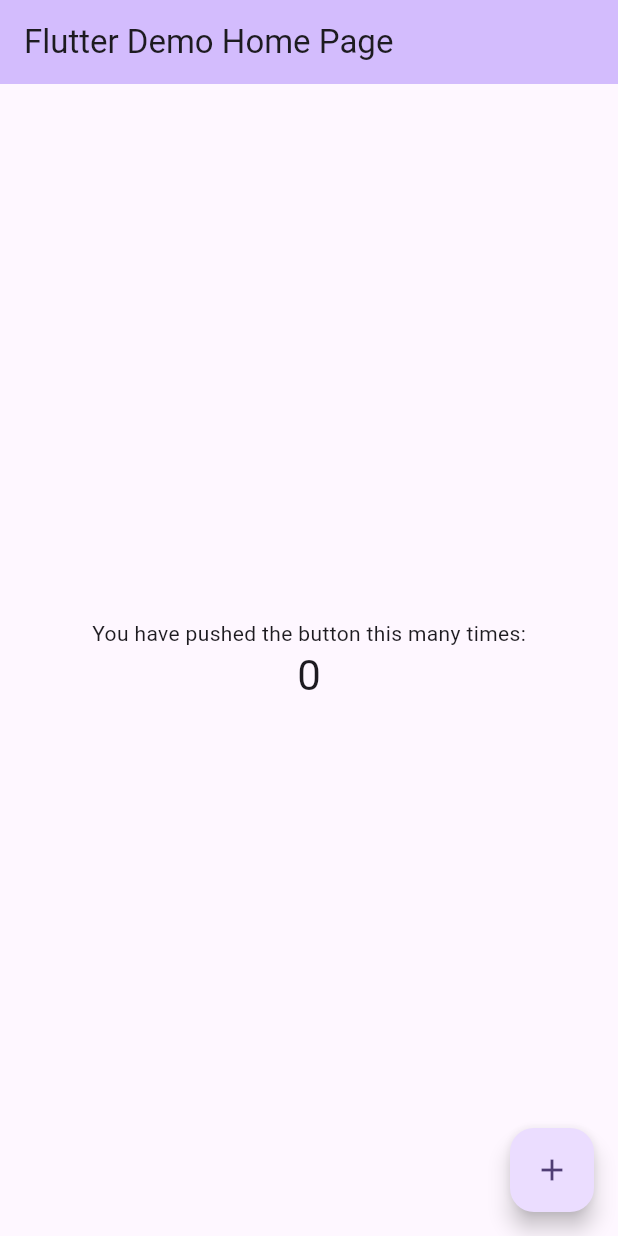
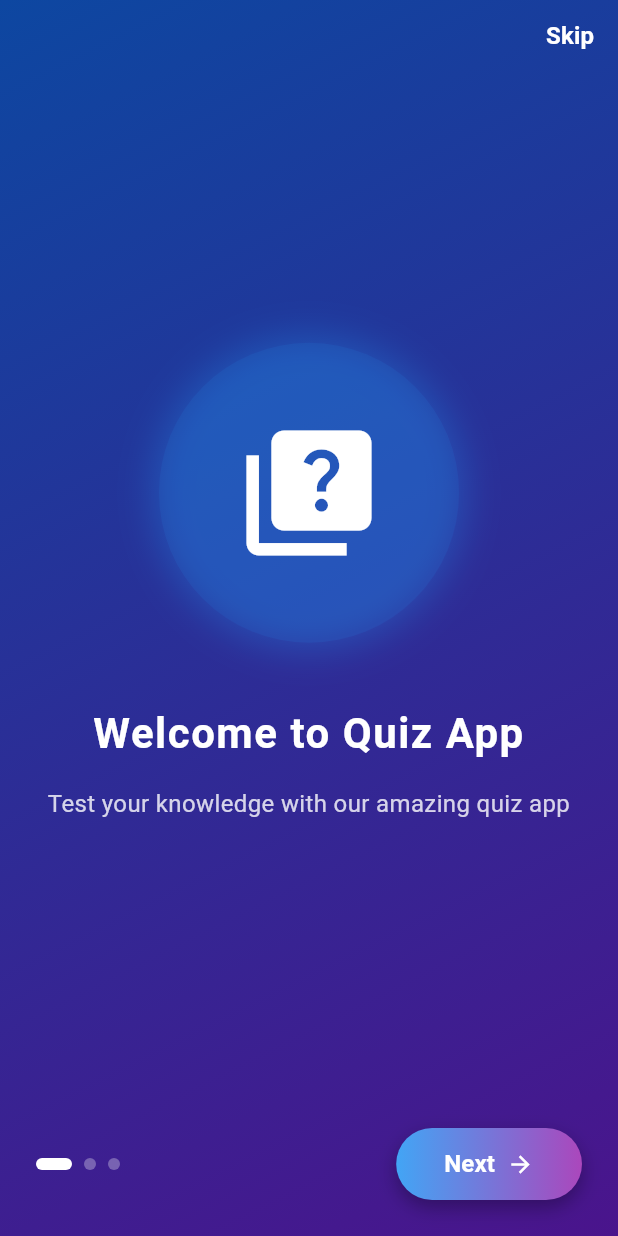
Before and after one commit to AhmedHafez32/quiz_app, a Flutter app: the screen it shows after launch, on a phone screen of 412 x 824 dp. Run offline on Flutter 3.47's test engine with Material 3 defaults, Android fonts, the light colour scheme and no system bars; our stand-ins replace get.

Commit message:
complete ui for OnBoardingScreen and create Data Model

```diff
--- a/lib/main.dart
+++ b/lib/main.dart
@@ -1,4 +1,6 @@
 import 'package:flutter/material.dart';
+import 'package:get/get.dart';
+import 'package:quiz_mobile_app/screens/onboarding_screen.dart';
 
 void main() {
   runApp(const MyApp());
@@ -7,116 +9,15 @@ void main() {
 class MyApp extends StatelessWidget {
   const MyApp({super.key});
 
-  // This widget is the root of your application.
   @override
   Widget build(BuildContext context) {
-    return MaterialApp(
-      title: 'Flutter Demo',
+    return GetMaterialApp(
+      debugShowCheckedModeBanner: false,
       theme: ThemeData(
-        // This is the theme of your application.
-        //
-        // TRY THIS: Try running your application with "flutter run". You'll see
-        // the application has a purple toolbar. Then, without quitting the app,
-        // try changing the seedColor in the colorScheme below to Colors.green
-        // and then invoke "hot reload" (save your changes or press the "hot
-        // reload" button in a Flutter-supported IDE, or press "r" if you used
-        // the command line to start the app).
-        //
-        // Notice that the counter didn't reset back to zero; the application
-        // state is not lost during the reload. To reset the state, use hot
-        // restart instead.
-        //
-        // This works for code too, not just values: Most code changes can be
-        // tested with just a hot reload.
-        colorScheme: ColorScheme.fromSeed(seedColor: Colors.deepPurple),
+        primarySwatch: Colors.blue,
+        visualDensity: VisualDensity.adaptivePlatformDensity,
       ),
-      home: const MyHomePage(title: 'Flutter Demo Home Page'),
+      home: OnBoardingScreen(),
     );
   }
 }
-
-class MyHomePage extends StatefulWidget {
-  const MyHomePage({super.key, required this.title});
-
-  // This widget is the home page of your application. It is stateful, meaning
-  // that it has a State object (defined below) that contains fields that affect
-  // how it looks.
-
-  // This class is the configuration for the state. It holds the values (in this
-  // case the title) provided by the parent (in this case the App widget) and
-  // used by the build method of the State. Fields in a Widget subclass are
-  // always marked "final".
-
-  final String title;
-
-  @override
-  State<MyHomePage> createState() => _MyHomePageState();
-}
-
-class _MyHomePageState extends State<MyHomePage> {
-  int _counter = 0;
-
-  void _incrementCounter() {
-    setState(() {
-      // This call to setState tells the Flutter framework that something has
-      // changed in this State, which causes it to rerun the build method below
-      // so that the display can reflect the updated values. If we changed
-      // _counter without calling setState(), then the build method would not be
-      // called again, and so nothing would appear to happen.
-      _counter++;
-    });
-  }
-
-  @override
-  Widget build(BuildContext context) {
-    // This method is rerun every time setState is called, for instance as done
-    // by the _incrementCounter method above.
-    //
-    // The Flutter framework has been optimized to make rerunning build methods
-    // fast, so that you can just rebuild anything that needs updating rather
-    // than having to individually change instances of widgets.
-    return Scaffold(
-      appBar: AppBar(
-        // TRY THIS: Try changing the color here to a specific color (to
-        // Colors.amber, perhaps?) and trigger a hot reload to see the AppBar
-        // change color while the other colors stay the same.
-        backgroundColor: Theme.of(context).colorScheme.inversePrimary,
-        // Here we take the value from the MyHomePage object that was created by
-        // the App.build method, and use it to set our appbar title.
-        title: Text(widget.title),
-      ),
-      body: Center(
-        // Center is a layout widget. It takes a single child and positions it
-        // in the middle of the parent.
-        child: Column(
-          // Column is also a layout widget. It takes a list of children and
-          // arranges them vertically. By default, it sizes itself to fit its
-          // children horizontally, and tries to be as tall as its parent.
-          //
-          // Column has various properties to control how it sizes itself and
-          // how it positions its children. Here we use mainAxisAlignment to
-          // center the children vertically; the main axis here is the vertical
-          // axis because Columns are vertical (the cross axis would be
-          // horizontal).
-          //
-          // TRY THIS: Invoke "debug painting" (choose the "Toggle Debug Paint"
-          // action in the IDE, or press "p" in the console), to see the
-          // wireframe for each widget.
-          mainAxisAlignment: MainAxisAlignment.center,
-          children: <Widget>[
-            const Text('You have pushed the button this many times:'),
-            Text(
-              '$_counter',
-              style: Theme.of(context).textTheme.headlineMedium,
-            ),
-          ],
-        ),
-      ),
-      floatingActionButton: FloatingActionButton(
-        onPressed: _incrementCounter,
-        tooltip: 'Increment',
-        child: const Icon(Icons.add),
-      ), // This trailing comma makes auto-formatting nicer for build methods.
-    );
-  }
-}
--- /dev/null
+++ b/lib/models/onboarding_model.dart
@@ -0,0 +1,36 @@
+import 'package:flutter/material.dart';
+
+class OnBoardingModel {
+  final String title;
+  final String description;
+  final IconData icon;
+  final Color color;
+
+  OnBoardingModel({
+    required this.title,
+    required this.description,
+    required this.icon,
+    required this.color,
+  });
+
+  static List<OnBoardingModel> items = [
+    OnBoardingModel(
+      title: 'Welcome to Quiz App',
+      description: 'Test your knowledge with our amazing quiz app',
+      icon: Icons.quiz,
+      color: Colors.blue,
+    ),
+    OnBoardingModel(
+      title: 'Multiple Categories',
+      description: 'Choose from various categories and challenge yourself',
+      icon: Icons.category,
+      color: Colors.purple,
+    ),
+    OnBoardingModel(
+      title: 'Track your Progress',
+      description: 'See your scores and improve your knowledge',
+      icon: Icons.trending_up,
+      color: Colors.orange,
+    ),
+  ];
+}
--- /dev/null
+++ b/lib/screens/onboarding_screen.dart
@@ -0,0 +1,265 @@
+import 'package:flutter/material.dart';
+import 'package:get/get.dart';
+import '../models/onboarding_model.dart';
+
+
+class OnBoardingScreen extends StatelessWidget {
+  OnBoardingScreen({super.key});
+
+  final pageController = PageController();
+  final currentPage = 0.obs;
+
+  @override
+  Widget build(BuildContext context) {
+    return Scaffold(
+      body: Stack(
+        children: [
+          // Background Gradient
+          Container(
+            decoration: BoxDecoration(
+              gradient: LinearGradient(
+                begin: Alignment.topLeft,
+                end: Alignment.bottomRight,
+                colors: [
+                  Colors.blue.shade900,
+                  Colors.purple.shade900,
+                ],
+              ),
+            ),
+          ),
+
+          // Content
+          SafeArea(
+            child: Column(
+              children: [
+                // Skip Button
+                Align(
+                  alignment: Alignment.topRight,
+                  child: TextButton(
+                    onPressed: (){},
+                   // onPressed: () => Get.off(() => SettingsScreen()),
+                    child: const Text(
+                      'Skip',
+                      style: TextStyle(
+                        color: Colors.white,
+                        fontSize: 16,
+                        fontWeight: FontWeight.bold,
+                      ),
+                    ),
+                  ),
+                ),
+
+                // Page View
+                Expanded(
+                  child: PageView.builder(
+                    controller: pageController,
+                    onPageChanged: (index) => currentPage.value = index,
+                    itemCount: OnBoardingModel.items.length,
+                    itemBuilder: (context, index) {
+                      final item = OnBoardingModel.items[index];
+                      return AnimatedBuilder(
+                        animation: pageController,
+                        builder: (context, child) {
+                          double value = 1.0;
+                          if (pageController.position.haveDimensions) {
+                            value = pageController.page! - index;
+                            value = (1 - (value.abs() * 0.5)).clamp(0.0, 1.0);
+                          }
+                          return Transform.scale(
+                            scale: Curves.easeOut.transform(value),
+                            child: Padding(
+                              padding: const EdgeInsets.all(24.0),
+                              child: Column(
+                                mainAxisAlignment: MainAxisAlignment.center,
+                                children: [
+                                  // Animated Icon
+                                  TweenAnimationBuilder(
+                                    duration: const Duration(milliseconds: 500),
+                                    tween: Tween<double>(begin: 0, end: 1),
+                                    builder: (context, double value, child) {
+                                      return Transform.scale(
+                                        scale: value,
+                                        child: Container(
+                                          height: 200,
+                                          width: 200,
+                                          decoration: BoxDecoration(
+                                            shape: BoxShape.circle,
+                                            color: item.color.withOpacity(0.1),
+                                            boxShadow: [
+                                              BoxShadow(
+                                                color: item.color.withOpacity(0.3),
+                                                blurRadius: 20,
+                                                spreadRadius: 5,
+                                              ),
+                                            ],
+                                          ),
+                                          child: Icon(
+                                            item.icon,
+                                            size: 100,
+                                            color: Colors.white,
+                                          ),
+                                        ),
+                                      );
+                                    },
+                                  ),
+                                  const SizedBox(height: 40),
+
+                                  // Title with Animation
+                                  TweenAnimationBuilder(
+                                    duration: const Duration(milliseconds: 700),
+                                    tween: Tween<double>(begin: 0, end: 1),
+                                    builder: (context, double value, child) {
+                                      return Opacity(
+                                        opacity: value,
+                                        child: Transform.translate(
+                                          offset: Offset(0, 50 * (1 - value)),
+                                          child: Text(
+                                            item.title,
+                                            style: const TextStyle(
+                                              fontSize: 28,
+                                              fontWeight: FontWeight.bold,
+                                              color: Colors.white,
+                                              letterSpacing: 1,
+                                            ),
+                                            textAlign: TextAlign.center,
+                                          ),
+                                        ),
+                                      );
+                                    },
+                                  ),
+                                  const SizedBox(height: 16),
+
+                                  // Description with Animation
+                                  TweenAnimationBuilder(
+                                    duration: const Duration(milliseconds: 900),
+                                    tween: Tween<double>(begin: 0, end: 1),
+                                    builder: (context, double value, child) {
+                                      return Opacity(
+                                        opacity: value,
+                                        child: Transform.translate(
+                                          offset: Offset(0, 30 * (1 - value)),
+                                          child: Text(
+                                            item.description,
+                                            style: TextStyle(
+                                              fontSize: 16,
+                                              color: Colors.white.withOpacity(0.8),
+                                            ),
+                                            textAlign: TextAlign.center,
+                                          ),
+                                        ),
+                                      );
+                                    },
+                                  ),
+                                ],
+                              ),
+                            ),
+                          );
+                        },
+                      );
+                    },
+                  ),
+                ),
+
+                // Indicators and Button
+                Padding(
+                  padding: const EdgeInsets.all(24.0),
+                  child: Row(
+                    mainAxisAlignment: MainAxisAlignment.spaceBetween,
+                    children: [
+                      // Page Indicators
+                      Row(
+                        children: List.generate(
+                          OnBoardingModel.items.length,
+                              (index) => Obx(() {
+                            final isSelected = currentPage.value == index;
+                            return AnimatedContainer(
+                              duration: const Duration(milliseconds: 300),
+                              margin: const EdgeInsets.only(right: 8),
+                              height: 8,
+                              width: isSelected ? 24 : 8,
+                              decoration: BoxDecoration(
+                                color: isSelected
+                                    ? Colors.white
+                                    : Colors.white.withOpacity(0.3),
+                                borderRadius: BorderRadius.circular(4),
+                              ),
+                            );
+                          }),
+                        ),
+                      ),
+
+                      // Next/Start Button
+                      Obx(() {
+                        final isLastPage = currentPage.value ==
+                            OnBoardingModel.items.length - 1;
+                        return Container(
+                          height: 48,
+                          decoration: BoxDecoration(
+                            gradient: LinearGradient(
+                              colors: [
+                                Colors.blue.shade400,
+                                Colors.purple.shade400,
+                              ],
+                            ),
+                            borderRadius: BorderRadius.circular(24),
+                            boxShadow: [
+                              BoxShadow(
+                                color: Colors.black.withOpacity(0.3),
+                                blurRadius: 10,
+                                offset: const Offset(0, 5),
+                              ),
+                            ],
+                          ),
+                          child: ElevatedButton(
+                            onPressed: () {
+                              if (isLastPage) {
+                                // Get.off(() => SettingsScreen());
+                              } else {
+                                pageController.nextPage(
+                                  duration: const Duration(milliseconds: 300),
+                                  curve: Curves.easeInOut,
+                                );
+                              }
+                            },
+                            style: ElevatedButton.styleFrom(
+                              backgroundColor: Colors.transparent,
+                              shadowColor: Colors.transparent,
+                              shape: RoundedRectangleBorder(
+                                borderRadius: BorderRadius.circular(24),
+                              ),
+                              padding: const EdgeInsets.symmetric(
+                                horizontal: 32,
+                              ),
+                            ),
+                            child: Row(
+                              mainAxisSize: MainAxisSize.min,
+                              children: [
+                                Text(
+                                  isLastPage ? 'Start' : 'Next',
+                                  style: const TextStyle(
+                                    fontSize: 16,
+                                    fontWeight: FontWeight.bold,
+                                    color: Colors.white,
+                                  ),
+                                ),
+                                const SizedBox(width: 8),
+                                const Icon(
+                                  Icons.arrow_forward,
+                                  color: Colors.white,
+                                ),
+                              ],
+                            ),
+                          ),
+                        );
+                      }),
+                    ],
+                  ),
+                ),
+              ],
+            ),
+          ),
+        ],
+      ),
+    );
+  }
+}
--- a/pubspec.yaml
+++ b/pubspec.yaml
@@ -30,6 +30,12 @@ environment:
 dependencies:
   flutter:
     sdk: flutter
+
+  flutter_lints: ^5.0.0
+  get: ^4.7.2
+  dio: ^5.8.0+1
+  flutter_launcher_icons: ^0.14.3
+
 
   # The following adds the Cupertino Icons font to your application.
   # Use with the CupertinoIcons class for iOS style icons.
```
Also changed, not shown: pubspec.lock.
